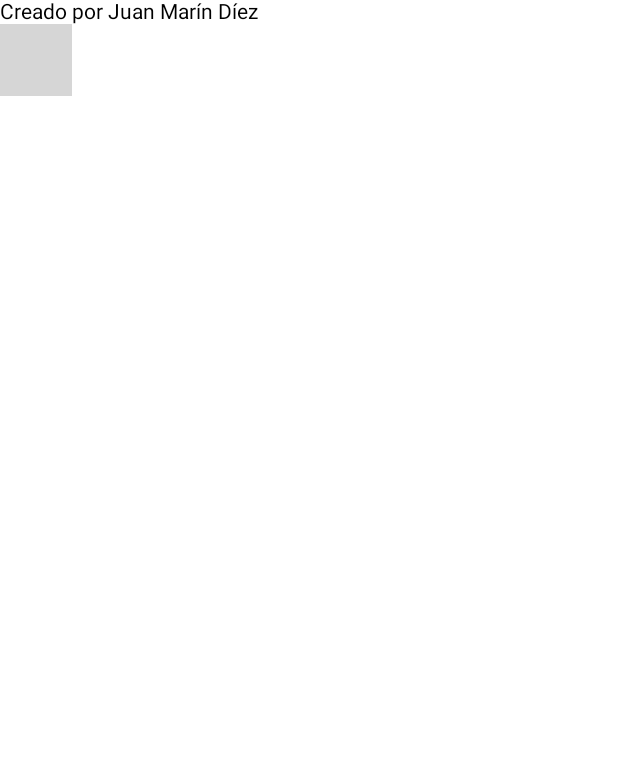
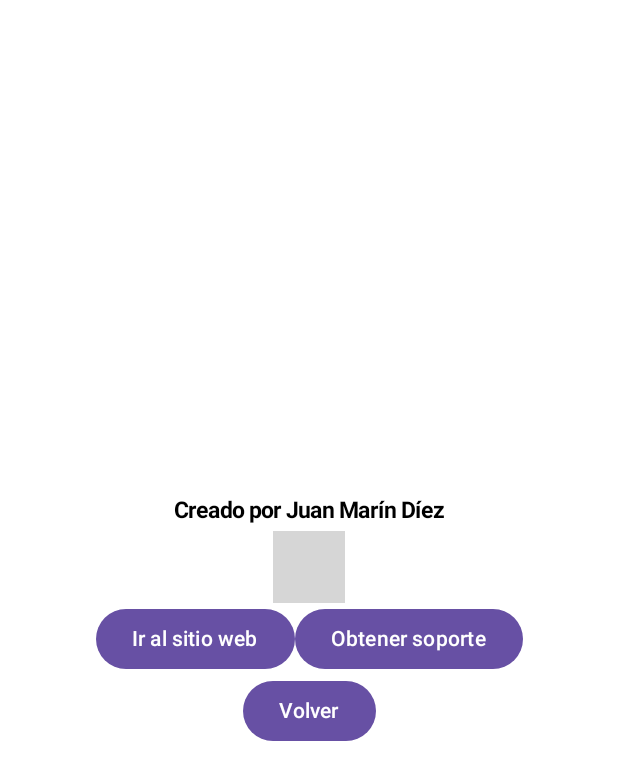
Before and after one commit to juan-marin-diez/filmoteca, an Android app built with Jetpack Compose: the @Preview function AboutScreen, on a phone screen of 412 x 824 dp. Shown: the top 780 px of the screen. Run offline under Robolectric (Android 15) with nearby library versions, the phone set to English and light mode, and no system bars; libraries missing offline, so code that uses them is left out: com.campusdigitalfp.filmoteca; 2 statements that could not run were skipped; grey boxes are pictures that could not be loaded.

Commit message:
AboutScreen 0.1 (Ejercicio 6)

```diff
--- a/app/src/main/java/com/campusdigitalfp/filmoteca/ui/screens/AboutScreen.kt
+++ b/app/src/main/java/com/campusdigitalfp/filmoteca/ui/screens/AboutScreen.kt
@@ -1,24 +1,68 @@
 package com.campusdigitalfp.filmoteca.ui.screens
 
-import android.graphics.drawable.Drawable
+import android.content.Context
+import android.widget.Toast
+import androidx.compose.ui.platform.LocalContext
 import androidx.compose.foundation.Image
+import androidx.compose.foundation.layout.Arrangement
 import androidx.compose.foundation.layout.Column
+import androidx.compose.foundation.layout.Row
+import androidx.compose.foundation.layout.fillMaxSize
+import androidx.compose.foundation.layout.padding
+import androidx.compose.material3.Button
 import androidx.compose.material3.Text
 import androidx.compose.runtime.Composable
+import androidx.compose.ui.Alignment
+import androidx.compose.ui.Modifier
 import androidx.compose.ui.res.painterResource
+import androidx.compose.ui.text.font.FontWeight
 import androidx.compose.ui.tooling.preview.Preview
+import androidx.compose.ui.unit.dp
+import androidx.compose.ui.unit.sp
 import com.campusdigitalfp.filmoteca.R
 
 @Composable
-@Preview
-fun AboutScreen()
-{
-    Column {
-        Text(text = "Creado por Juan Marín Díez")
+@Preview(showBackground = true)
+fun AboutScreen() {
+    val context = LocalContext.current
+    Column(
+        modifier = Modifier.fillMaxSize(),
+        verticalArrangement = Arrangement.Center,
+        horizontalAlignment = Alignment.CenterHorizontally
+    ) {
+        Text(
+            text = "Creado por Juan Marín Díez",
+            modifier = Modifier.padding(5.dp),
+            fontWeight = FontWeight.Bold,
+            fontSize = 15.sp
+        )
         Image(
             painter = painterResource(id = R.drawable.foto),
             contentDescription = "Fotografía del autor"
         )
+        Row {
+            Button(onClick = { showToast(
+                context = context,
+                message = "Funcionalidad sin implementar",
+            ) }) {
+                Text(text = "Ir al sitio web")
+            }
+            Button(onClick = { showToast(
+                context = context,
+                message = "Funcionalidad sin implementar"
+            ) }) {
+                Text(text = "Obtener soporte")
+            }
+        }
+        Button(onClick = { showToast(
+            context = context,
+            message = "Funcionalidad sin implementar"
+        ) }) {
+            Text(text = "Volver")
+        }
     }
+}
 
+fun showToast(context: Context, message: String) {
+    Toast.makeText(context, message, Toast.LENGTH_SHORT).show()
 }
```
